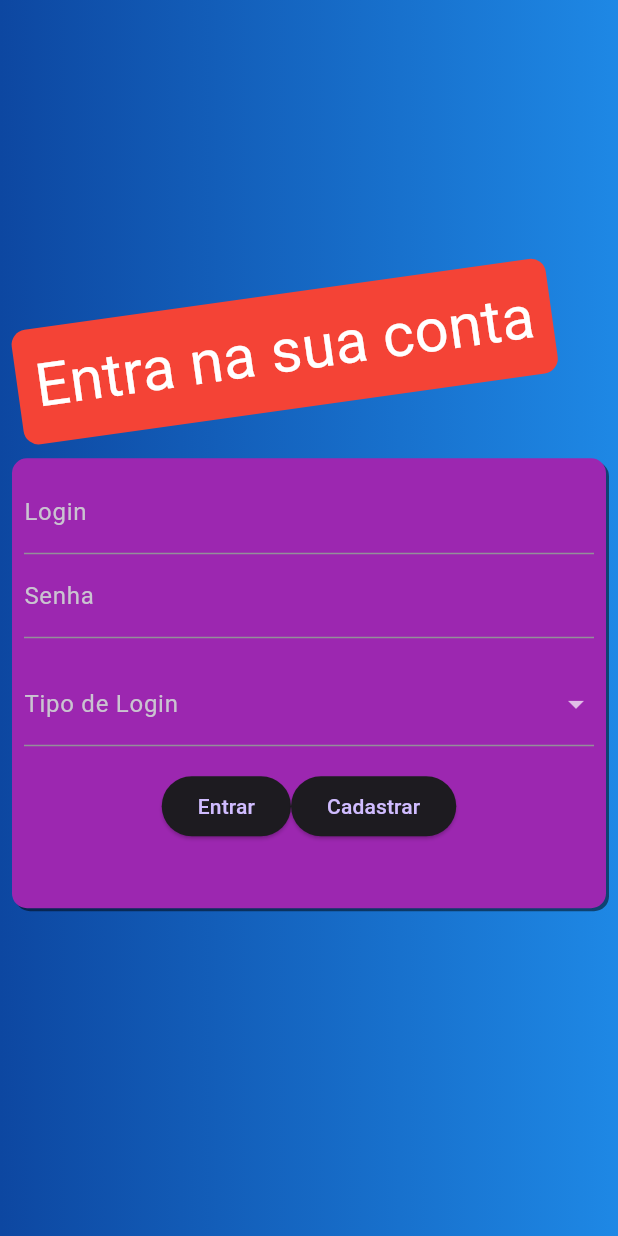
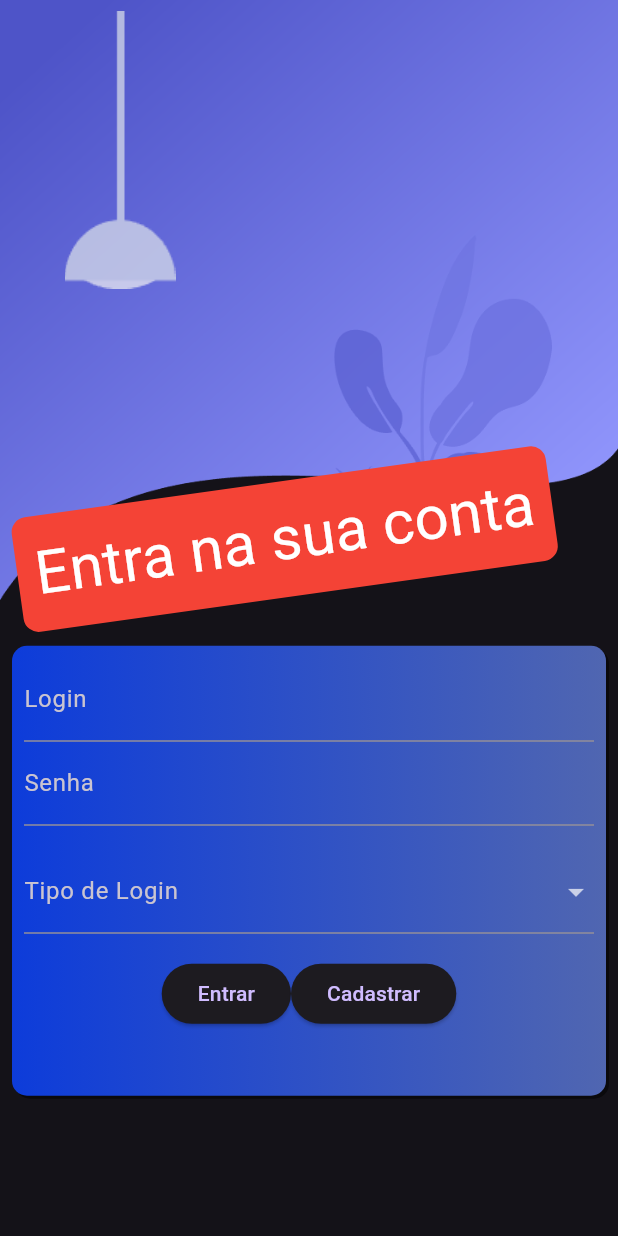
Before and after one commit to Biscoito01-html/Banco, a Flutter app: the screen it shows after launch, on a phone screen of 412 x 824 dp. Run offline on Flutter 3.47's test engine with Material 3 defaults, Android fonts, the phone set to English and light mode, and no system bars; our stand-ins replace fl_chart.

```diff
--- a/lib/main.dart
+++ b/lib/main.dart
@@ -10,8 +10,6 @@ import 'package:banco/pages/Funcionarios/funcionarios_view.dart';
 import 'package:banco/pages/Gerente/gerente_view.dart';
 import 'package:banco/pages/Login/longin_validador_entrada.dart';
 import 'package:banco/provider/lista_cliente_novo.dart';
-import 'package:banco/provider/lista_funcionario.dart';
-import 'package:banco/provider/repository_geral.dart';
 
 import 'package:flutter/material.dart';
 import 'package:provider/provider.dart';
@@ -28,8 +26,8 @@ class MyApp extends StatelessWidget {
     return MultiProvider(
       providers: [
         ChangeNotifierProvider(create: (_) => NovoClienteComConta()),
-        ChangeNotifierProvider(create: (_) => ListaFuncionairo()),
-        ChangeNotifierProvider(create: (_) => IRepositoryGeral())
+        //ChangeNotifierProvider(create: (_) => ListaFuncionairo()),
+        // ChangeNotifierProvider(create: (_) => IRepositoryGeral())
       ],
       child: MaterialApp(
         title: 'Flutter Demo',
--- a/lib/pages/Login/longin_validador_entrada.dart
+++ b/lib/pages/Login/longin_validador_entrada.dart
@@ -18,13 +18,23 @@ class _LoginsState extends State<Logins> {
     return Scaffold(
       body: Stack(children: [
         Container(
-          decoration: BoxDecoration(
-            gradient: LinearGradient(
-              colors: [
-                Colors.blue.shade900,
-                Colors.blue.shade600,
+          height: 400,
+          decoration: const BoxDecoration(
+              image: DecorationImage(
+                  image: AssetImage('assets/background.png'),
+                  fit: BoxFit.fill)),
+          child: Stack(
+            children: <Widget>[
+              Positioned(
+                  left: 40,
+                  width: 80,
+                  height: 200,
+                  child: Container(
+                    decoration: const BoxDecoration(
+                        image: DecorationImage(
+                            image: AssetImage('assets/light-2.png'))),
+                  )),
             ],
-            ),
           ),
         ),
         Padding(
@@ -32,10 +42,15 @@ class _LoginsState extends State<Logins> {
           child: Column(
             mainAxisAlignment: MainAxisAlignment.center,
             children: [
+              const SizedBox(
+                height: 250,
+              ),
               Container(
                 padding: EdgeInsets.fromLTRB(12, 10, 12, 10),
                 decoration: BoxDecoration(
-                    color: Colors.red, borderRadius: BorderRadius.circular(10)),
+                  color: Colors.red,
+                  borderRadius: BorderRadius.circular(10),
+                ),
                 // ignore: sort_child_properties_last
                 child: const Text(
                   'Entra na sua conta',
@@ -52,13 +67,17 @@ class _LoginsState extends State<Logins> {
                       height: 550,
                       decoration: BoxDecoration(
                         borderRadius: BorderRadius.circular(10),
-                          color: Colors.purple,
+                        gradient: const LinearGradient(colors: [
+                          Color.fromARGB(255, 13, 60, 218),
+                          Color.fromARGB(255, 80, 102, 177)
+                        ]),
                         boxShadow: [
                           BoxShadow(
                             color: Colors.black.withOpacity(0.5),
                             offset: const Offset(2, 2),
                           ),
-                          ]),
+                        ],
+                      ),
                       child: Padding(
                         padding: const EdgeInsets.all(8.0),
                         child: Column(
@@ -93,7 +112,10 @@ class _LoginsState extends State<Logins> {
                       height: 300,
                       decoration: BoxDecoration(
                           borderRadius: BorderRadius.circular(10),
-                          color: Colors.purple,
+                          gradient: const LinearGradient(colors: [
+                            Color.fromARGB(255, 13, 60, 218),
+                            Color.fromARGB(255, 80, 102, 177)
+                          ]),
                           boxShadow: [
                             BoxShadow(
                               color: Colors.black.withOpacity(0.5),
--- a/lib/provider/lista_funcionario.dart
+++ b/lib/provider/lista_funcionario.dart
@@ -1,4 +1,4 @@
-import 'package:banco/models/funcionarios_models.dart';
+/*import 'package:banco/models/funcionarios_models.dart';
 import 'package:flutter/material.dart';
 import 'package:pocketbase/pocketbase.dart';
 
@@ -100,3 +100,4 @@ class ListaFuncionairo with ChangeNotifier {
         .create(headers: headers, body: body);
   }
 }
+*/
--- a/lib/provider/repository_geral.dart
+++ b/lib/provider/repository_geral.dart
@@ -1,4 +1,4 @@
-import 'package:banco/models/CPF_models.dart';
+/*import 'package:banco/models/CPF_models.dart';
 import 'package:banco/models/INFO_Comum.dart';
 import 'package:banco/models/cliente_models.dart';
 import 'package:banco/models/conta_models.dart';
@@ -216,3 +216,4 @@ class IRepositoryGeral with ChangeNotifier {
     }
   }
 }
+*/
--- a/pubspec.yaml
+++ b/pubspec.yaml
@@ -65,9 +65,9 @@ flutter:
   uses-material-design: true
 
   # To add assets to your application, add an assets section, like this:
-  # assets:
-  #   - images/a_dot_burr.jpeg
-  #   - images/a_dot_ham.jpeg
+  assets:
+      - assets/
+
 
   # An image asset can refer to one or more resolution-specific "variants", see
   # https://flutter.dev/assets-and-images/#resolution-aware
```
Also changed, not shown: lib/pages/Formularios/formulario_conta.dart (+6 -6 lines), lib/pages/Formularios/formulario_funcionario.dart (+2 -5 lines), lib/pages/Funcionarios/funcionarios_view.dart (+5 -6 lines), lib/pages/Gerente/detalhamento_cliente.dart (+3 -5 lines), lib/pages/Gerente/detalhar_cliente_contaCorrente.dart (+4 -7 lines), lib/pages/Gerente/detalhar_cliente_credito.dart (+5 -6 lines), lib/pages/Gerente/detalhar_cliente_poupanca.dart (+4 -7 lines), lib/pages/Gerente/gerente_view.dart (+3 -4 lines), assets/background.png (added), assets/light-2.png (added). Lines whose indentation alone changed are shown as unchanged.
